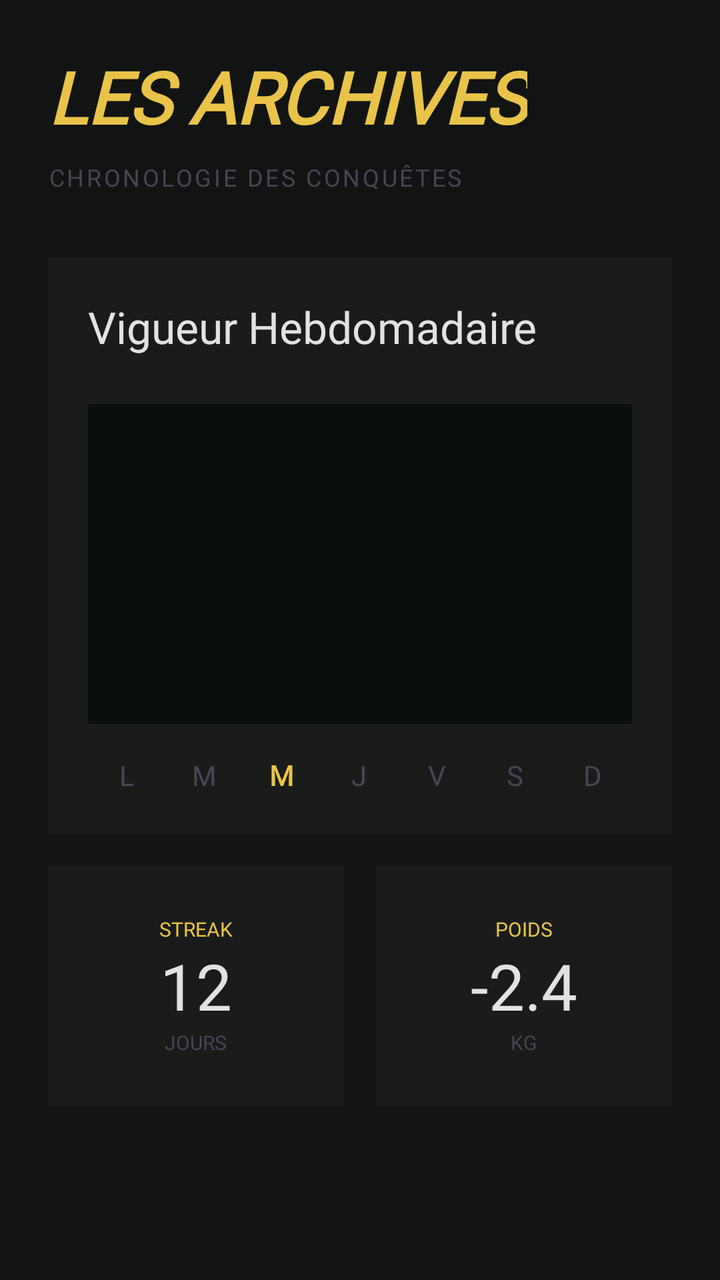
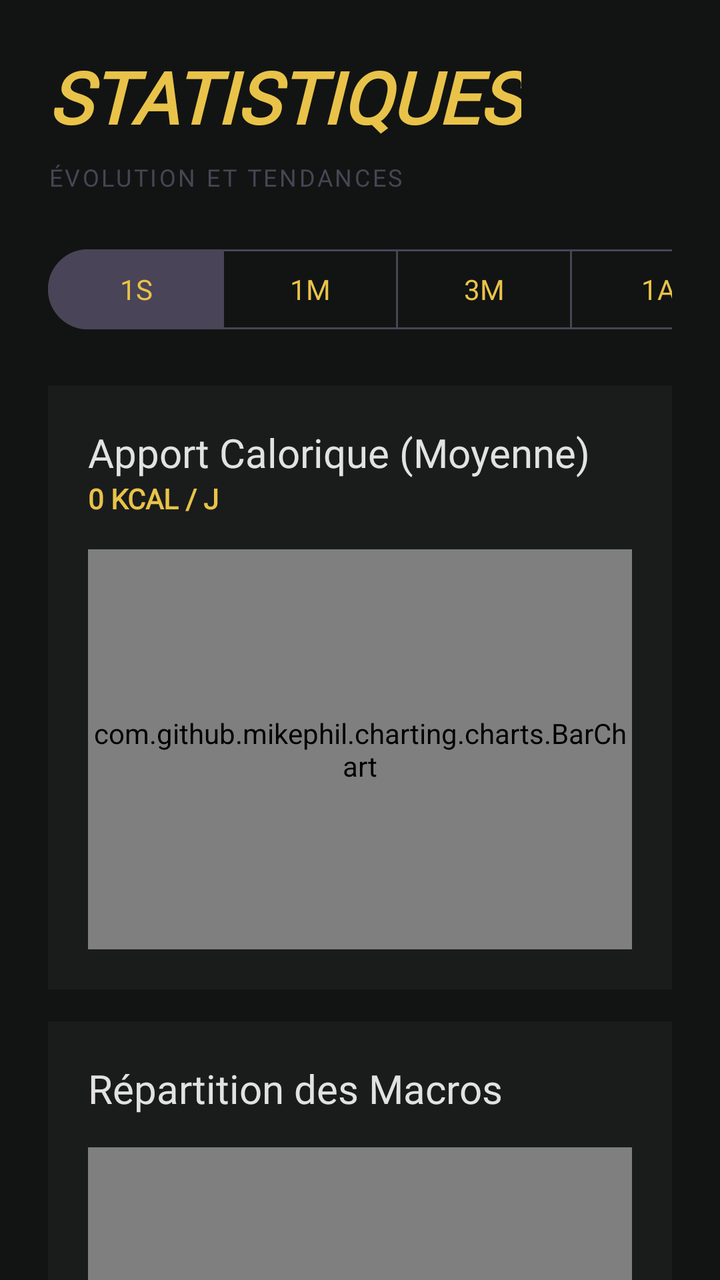

Two renders of the same Android screen: before a commit and after it. Below are the layout's source before the change and the commit's diff.
<!-- AndroidManifest.xml: application theme Theme.OlympusFront -->
<!-- res/layout/fragment_stats.xml -->
<?xml version="1.0" encoding="utf-8"?>
<androidx.core.widget.NestedScrollView xmlns:android="http://schemas.android.com/apk/res/android"
    xmlns:app="http://schemas.android.com/apk/res-auto"
    android:layout_width="match_parent"
    android:layout_height="match_parent"
    android:background="@color/surface">

    <androidx.constraintlayout.widget.ConstraintLayout
        android:layout_width="match_parent"
        android:layout_height="wrap_content"
        android:padding="24dp">

        <TextView
            android:id="@+id/stats_headline"
            android:layout_width="wrap_content"
            android:layout_height="wrap_content"
            android:fontFamily="@font/newsreader"
            android:text="LES ARCHIVES"
            android:textColor="@color/secondary"
            android:textSize="36sp"
            android:textStyle="bold|italic"
            app:layout_constraintStart_toStartOf="parent"
            app:layout_constraintTop_toTopOf="parent" />

        <TextView
            android:id="@+id/stats_subtitle"
            android:layout_width="wrap_content"
            android:layout_height="wrap_content"
            android:layout_marginTop="8dp"
            android:fontFamily="@font/manrope"
            android:letterSpacing="0.1"
            android:text="CHRONOLOGIE DES CONQUÊTES"
            android:textColor="@color/outline_variant"
            android:textSize="12sp"
            app:layout_constraintStart_toStartOf="parent"
            app:layout_constraintTop_toBottomOf="@id/stats_headline" />

        
        <com.google.android.material.card.MaterialCardView
            android:id="@+id/weekly_card"
            android:layout_width="match_parent"
            android:layout_height="wrap_content"
            android:layout_marginTop="32dp"
            app:cardBackgroundColor="@color/surface_container_low"
            app:cardCornerRadius="0dp"
            app:strokeWidth="0dp"
            app:layout_constraintTop_toBottomOf="@id/stats_subtitle">

            <LinearLayout
                android:layout_width="match_parent"
                android:layout_height="wrap_content"
                android:orientation="vertical"
                android:padding="20dp">

                <TextView
                    android:layout_width="wrap_content"
                    android:layout_height="wrap_content"
                    android:fontFamily="@font/newsreader"
                    android:text="Vigueur Hebdomadaire"
                    android:textColor="@color/marble_white"
                    android:textSize="22sp" />

                <View
                    android:layout_width="match_parent"
                    android:layout_height="160dp"
                    android:layout_marginTop="24dp"
                    android:background="@color/surface_container_lowest" />

                <LinearLayout
                    android:layout_width="match_parent"
                    android:layout_height="wrap_content"
                    android:layout_marginTop="16dp"
                    android:orientation="horizontal">
                    <TextView
                        android:layout_width="0dp"
                        android:layout_height="wrap_content"
                        android:layout_weight="1"
                        android:fontFamily="@font/manrope"
                        android:text="L"
                        android:gravity="center"
                        android:textColor="@color/outline_variant" />
                    <TextView
                        android:layout_width="0dp"
                        android:layout_height="wrap_content"
                        android:layout_weight="1"
                        android:fontFamily="@font/manrope"
                        android:text="M"
                        android:gravity="center"
                        android:textColor="@color/outline_variant" />
                    <TextView
                        android:layout_width="0dp"
                        android:layout_height="wrap_content"
                        android:layout_weight="1"
                        android:fontFamily="@font/manrope"
                        android:text="M"
                        android:gravity="center"
                        android:textColor="@color/secondary"
                        android:textStyle="bold" />
                    <TextView
                        android:layout_width="0dp"
                        android:layout_height="wrap_content"
                        android:layout_weight="1"
                        android:fontFamily="@font/manrope"
                        android:text="J"
                        android:gravity="center"
                        android:textColor="@color/outline_variant" />
                    <TextView
                        android:layout_width="0dp"
                        android:layout_height="wrap_content"
                        android:layout_weight="1"
                        android:fontFamily="@font/manrope"
                        android:text="V"
                        android:gravity="center"
                        android:textColor="@color/outline_variant" />
                    <TextView
                        android:layout_width="0dp"
                        android:layout_height="wrap_content"
                        android:layout_weight="1"
                        android:fontFamily="@font/manrope"
                        android:text="S"
                        android:gravity="center"
                        android:textColor="@color/outline_variant" />
                    <TextView
                        android:layout_width="0dp"
                        android:layout_height="wrap_content"
                        android:layout_weight="1"
                        android:fontFamily="@font/manrope"
                        android:text="D"
                        android:gravity="center"
                        android:textColor="@color/outline_variant" />
                </LinearLayout>
            </LinearLayout>
        </com.google.android.material.card.MaterialCardView>

        
        <LinearLayout
            android:layout_width="match_parent"
            android:layout_height="wrap_content"
            android:layout_marginTop="16dp"
            android:orientation="horizontal"
            app:layout_constraintTop_toBottomOf="@id/weekly_card">

            <com.google.android.material.card.MaterialCardView
                android:layout_width="0dp"
                android:layout_height="120dp"
                android:layout_weight="1"
                android:layout_marginEnd="8dp"
                app:cardBackgroundColor="@color/surface_container_low"
                app:cardCornerRadius="0dp"
                app:strokeWidth="0dp">
                <LinearLayout
                    android:layout_width="match_parent"
                    android:layout_height="match_parent"
                    android:gravity="center"
                    android:orientation="vertical">
                    <TextView
                        android:layout_width="wrap_content"
                        android:layout_height="wrap_content"
                        android:fontFamily="@font/manrope"
                        android:text="STREAK"
                        android:textColor="@color/secondary"
                        android:textSize="10sp" />
                    <TextView
                        android:layout_width="wrap_content"
                        android:layout_height="wrap_content"
                        android:fontFamily="@font/newsreader"
                        android:text="12"
                        android:textColor="@color/marble_white"
                        android:textSize="32sp" />
                    <TextView
                        android:layout_width="wrap_content"
                        android:layout_height="wrap_content"
                        android:fontFamily="@font/manrope"
                        android:text="JOURS"
                        android:textColor="@color/outline_variant"
                        android:textSize="10sp" />
                </LinearLayout>
            </com.google.android.material.card.MaterialCardView>

            <com.google.android.material.card.MaterialCardView
                android:layout_width="0dp"
                android:layout_height="120dp"
                android:layout_weight="1"
                android:layout_marginStart="8dp"
                app:cardBackgroundColor="@color/surface_container_low"
                app:cardCornerRadius="0dp"
                app:strokeWidth="0dp">
                <LinearLayout
                    android:layout_width="match_parent"
                    android:layout_height="match_parent"
                    android:gravity="center"
                    android:orientation="vertical">
                    <TextView
                        android:layout_width="wrap_content"
                        android:layout_height="wrap_content"
                        android:fontFamily="@font/manrope"
                        android:text="POIDS"
                        android:textColor="@color/secondary"
                        android:textSize="10sp" />
                    <TextView
                        android:layout_width="wrap_content"
                        android:layout_height="wrap_content"
                        android:fontFamily="@font/newsreader"
                        android:text="-2.4"
                        android:textColor="@color/marble_white"
                        android:textSize="32sp" />
                    <TextView
                        android:layout_width="wrap_content"
                        android:layout_height="wrap_content"
                        android:fontFamily="@font/manrope"
                        android:text="KG"
                        android:textColor="@color/outline_variant"
                        android:textSize="10sp" />
                </LinearLayout>
            </com.google.android.material.card.MaterialCardView>
        </LinearLayout>

    </androidx.constraintlayout.widget.ConstraintLayout>
</androidx.core.widget.NestedScrollView>
<!-- resources referenced by this layout -->
<resources>
  <color name="marble_white">#E2E2E2</color>
  <color name="outline_variant">#484554</color>
  <color name="secondary">#E9C349</color>
  <color name="surface">#121414</color>
  <color name="surface_container_low">#1A1C1C</color>
  <color name="surface_container_lowest">#0C0F0F</color>
  <style name="Theme.OlympusFront" parent="Base.Theme.OlympusFront" />
  <style name="Base.Theme.OlympusFront" parent="Theme.Material3.DayNight.NoActionBar">
          
          <item name="colorPrimary">@color/primary_container</item>
          <item name="colorSecondary">@color/secondary</item>
          <item name="android:windowBackground">@color/surface</item>
  
          
          <item name="fontFamily">@font/manrope</item>
      </style>
  <color name="primary_container">#5D3FD3</color>
</resources>

<!-- the commit's change to res/layout/fragment_stats.xml (unified diff, before → after) -->
@@ -15,7 +15,7 @@
             android:layout_width="wrap_content"
             android:layout_height="wrap_content"
             android:fontFamily="@font/newsreader"
-            android:text="LES ARCHIVES"
+            android:text="STATISTIQUES"
             android:textColor="@color/secondary"
             android:textSize="36sp"
             android:textStyle="bold|italic"
@@ -29,22 +29,76 @@
             android:layout_marginTop="8dp"
             android:fontFamily="@font/manrope"
             android:letterSpacing="0.1"
-            android:text="CHRONOLOGIE DES CONQUÊTES"
+            android:text="ÉVOLUTION ET TENDANCES"
             android:textColor="@color/outline_variant"
             android:textSize="12sp"
             app:layout_constraintStart_toStartOf="parent"
             app:layout_constraintTop_toBottomOf="@id/stats_headline" />
 
         
+        <HorizontalScrollView
+            android:id="@+id/period_scroll"
+            android:layout_width="match_parent"
+            android:layout_height="wrap_content"
+            android:layout_marginTop="24dp"
+            android:scrollbars="none"
+            app:layout_constraintTop_toBottomOf="@id/stats_subtitle">
+            <com.google.android.material.button.MaterialButtonToggleGroup
+                android:id="@+id/toggle_period"
+                android:layout_width="wrap_content"
+                android:layout_height="wrap_content"
+                app:singleSelection="true"
+                app:selectionRequired="true"
+                app:checkedButton="@id/btn_week">
+
+                <com.google.android.material.button.MaterialButton
+                    android:id="@+id/btn_week"
+                    style="@style/Widget.Material3.Button.OutlinedButton"
+                    android:layout_width="wrap_content"
+                    android:layout_height="wrap_content"
+                    android:text="1S"
+                    android:textColor="@color/secondary"
+                    app:strokeColor="@color/outline_variant" />
+
+                <com.google.android.material.button.MaterialButton
+                    android:id="@+id/btn_month"
+                    style="@style/Widget.Material3.Button.OutlinedButton"
+                    android:layout_width="wrap_content"
+                    android:layout_height="wrap_content"
+                    android:text="1M"
+                    android:textColor="@color/secondary"
+                    app:strokeColor="@color/outline_variant" />
+
+                <com.google.android.material.button.MaterialButton
+                    android:id="@+id/btn_three_months"
+                    style="@style/Widget.Material3.Button.OutlinedButton"
+                    android:layout_width="wrap_content"
+                    android:layout_height="wrap_content"
+                    android:text="3M"
+                    android:textColor="@color/secondary"
+                    app:strokeColor="@color/outline_variant" />
+
+                <com.google.android.material.button.MaterialButton
+                    android:id="@+id/btn_year"
+                    style="@style/Widget.Material3.Button.OutlinedButton"
+                    android:layout_width="wrap_content"
+                    android:layout_height="wrap_content"
+                    android:text="1A"
+                    android:textColor="@color/secondary"
+                    app:strokeColor="@color/outline_variant" />
+            </com.google.android.material.button.MaterialButtonToggleGroup>
+        </HorizontalScrollView>
+
+        
         <com.google.android.material.card.MaterialCardView
-            android:id="@+id/weekly_card"
-            android:layout_width="match_parent"
-            android:layout_height="wrap_content"
-            android:layout_marginTop="32dp"
+            android:id="@+id/calories_card"
+            android:layout_width="match_parent"
+            android:layout_height="wrap_content"
+            android:layout_marginTop="24dp"
             app:cardBackgroundColor="@color/surface_container_low"
             app:cardCornerRadius="0dp"
             app:strokeWidth="0dp"
-            app:layout_constraintTop_toBottomOf="@id/stats_subtitle">
+            app:layout_constraintTop_toBottomOf="@id/period_scroll">
 
             <LinearLayout
                 android:layout_width="match_parent"
@@ -56,164 +110,121 @@
                     android:layout_width="wrap_content"
                     android:layout_height="wrap_content"
                     android:fontFamily="@font/newsreader"
-                    android:text="Vigueur Hebdomadaire"
+                    android:text="Apport Calorique (Moyenne)"
                     android:textColor="@color/marble_white"
-                    android:textSize="22sp" />
-
-                <View
+                    android:textSize="20sp" />
+
+                <TextView
+                    android:id="@+id/tv_avg_kcal"
+                    android:layout_width="wrap_content"
+                    android:layout_height="wrap_content"
+                    android:fontFamily="@font/newsreader"
+                    android:text="0 KCAL / J"
+                    android:textColor="@color/secondary"
+                    android:textStyle="bold"
+                    android:textSize="14sp" />
+
+                <com.github.mikephil.charting.charts.BarChart
+                    android:id="@+id/bar_chart_calories"
                     android:layout_width="match_parent"
-                    android:layout_height="160dp"
-                    android:layout_marginTop="24dp"
-                    android:background="@color/surface_container_lowest" />
-
-                <LinearLayout
-                    android:layout_width="match_parent"
-                    android:layout_height="wrap_content"
-                    android:layout_marginTop="16dp"
-                    android:orientation="horizontal">
-                    <TextView
-                        android:layout_width="0dp"
-                        android:layout_height="wrap_content"
-                        android:layout_weight="1"
-                        android:fontFamily="@font/manrope"
-                        android:text="L"
-                        android:gravity="center"
-                        android:textColor="@color/outline_variant" />
-                    <TextView
-                        android:layout_width="0dp"
-                        android:layout_height="wrap_content"
-                        android:layout_weight="1"
-                        android:fontFamily="@font/manrope"
-                        android:text="M"
-                        android:gravity="center"
-                        android:textColor="@color/outline_variant" />
-                    <TextView
-                        android:layout_width="0dp"
-                        android:layout_height="wrap_content"
-                        android:layout_weight="1"
-                        android:fontFamily="@font/manrope"
-                        android:text="M"
-                        android:gravity="center"
-                        android:textColor="@color/secondary"
-                        android:textStyle="bold" />
-                    <TextView
-                        android:layout_width="0dp"
-                        android:layout_height="wrap_content"
-                        android:layout_weight="1"
-                        android:fontFamily="@font/manrope"
-                        android:text="J"
-                        android:gravity="center"
-                        android:textColor="@color/outline_variant" />
-                    <TextView
-                        android:layout_width="0dp"
-                        android:layout_height="wrap_content"
-                        android:layout_weight="1"
-                        android:fontFamily="@font/manrope"
-                        android:text="V"
-                        android:gravity="center"
-                        android:textColor="@color/outline_variant" />
-                    <TextView
-                        android:layout_width="0dp"
-                        android:layout_height="wrap_content"
-                        android:layout_weight="1"
-                        android:fontFamily="@font/manrope"
-                        android:text="S"
-                        android:gravity="center"
-                        android:textColor="@color/outline_variant" />
-                    <TextView
-                        android:layout_width="0dp"
-                        android:layout_height="wrap_content"
-                        android:layout_weight="1"
-                        android:fontFamily="@font/manrope"
-                        android:text="D"
-                        android:gravity="center"
-                        android:textColor="@color/outline_variant" />
-                </LinearLayout>
+                    android:layout_height="200dp"
+                    android:layout_marginTop="16dp" />
             </LinearLayout>
         </com.google.android.material.card.MaterialCardView>
 
         
-        <LinearLayout
+        <com.google.android.material.card.MaterialCardView
+            android:id="@+id/macros_card"
             android:layout_width="match_parent"
             android:layout_height="wrap_content"
             android:layout_marginTop="16dp"
-            android:orientation="horizontal"
-            app:layout_constraintTop_toBottomOf="@id/weekly_card">
-
-            <com.google.android.material.card.MaterialCardView
-                android:layout_width="0dp"
-                android:layout_height="120dp"
-                android:layout_weight="1"
-                android:layout_marginEnd="8dp"
-                app:cardBackgroundColor="@color/surface_container_low"
-                app:cardCornerRadius="0dp"
-                app:strokeWidth="0dp">
-                <LinearLayout
+            app:cardBackgroundColor="@color/surface_container_low"
+            app:cardCornerRadius="0dp"
+            app:strokeWidth="0dp"
+            app:layout_constraintTop_toBottomOf="@id/calories_card">
+
+            <LinearLayout
+                android:layout_width="match_parent"
+                android:layout_height="wrap_content"
+                android:orientation="vertical"
+                android:padding="20dp">
+
+                <TextView
+                    android:layout_width="wrap_content"
+                    android:layout_height="wrap_content"
+                    android:fontFamily="@font/newsreader"
+                    android:text="Répartition des Macros"
+                    android:textColor="@color/marble_white"
+                    android:textSize="20sp" />
+
+                <com.github.mikephil.charting.charts.PieChart
+                    android:id="@+id/pie_chart_macros"
                     android:layout_width="match_parent"
-                    android:layout_height="match_parent"
-                    android:gravity="center"
-                    android:orientation="vertical">
-                    <TextView
-                        android:layout_width="wrap_content"
-                        android:layout_height="wrap_content"
-                        android:fontFamily="@font/manrope"
-                        android:text="STREAK"
-                        android:textColor="@color/secondary"
-                        android:textSize="10sp" />
-                    <TextView
-                        android:layout_width="wrap_content"
-                        android:layout_height="wrap_content"
-                        android:fontFamily="@font/newsreader"
-                        android:text="12"
-                        android:textColor="@color/marble_white"
-                        android:textSize="32sp" />
-                    <TextView
-                        android:layout_width="wrap_content"
-                        android:layout_height="wrap_content"
-                        android:fontFamily="@font/manrope"
-                        android:text="JOURS"
-                        android:textColor="@color/outline_variant"
-                        android:textSize="10sp" />
-                </LinearLayout>
-            </com.google.android.material.card.MaterialCardView>
-
-            <com.google.android.material.card.MaterialCardView
-                android:layout_width="0dp"
-                android:layout_height="120dp"
-                android:layout_weight="1"
-                android:layout_marginStart="8dp"
-                app:cardBackgroundColor="@color/surface_container_low"
-                app:cardCornerRadius="0dp"
-                app:strokeWidth="0dp">
-                <LinearLayout
+                    android:layout_height="200dp"
+                    android:layout_marginTop="16dp" />
+            </LinearLayout>
+        </com.google.android.material.card.MaterialCardView>
+
+        
+        <com.google.android.material.card.MaterialCardView
+            android:id="@+id/weight_card"
+            android:layout_width="match_parent"
+            android:layout_height="wrap_content"
+            android:layout_marginTop="16dp"
+            app:cardBackgroundColor="@color/surface_container_low"
+            app:cardCornerRadius="0dp"
+            app:strokeWidth="0dp"
+            app:layout_constraintTop_toBottomOf="@id/macros_card">
+
+            <LinearLayout
+                android:layout_width="match_parent"
+                android:layout_height="wrap_content"
+                android:orientation="vertical"
+                android:padding="20dp">
+
+                <TextView
+                    android:layout_width="wrap_content"
+                    android:layout_height="wrap_content"
+                    android:fontFamily="@font/newsreader"
+                    android:text="Évolution Poids"
+                    android:textColor="@color/marble_white"
+                    android:textSize="20sp" />
+
+                 <TextView
+                    android:id="@+id/tv_weight_diff"
+                    android:layout_width="wrap_content"
+                    android:layout_height="wrap_content"
+                    android:fontFamily="@font/newsreader"
+                    android:text="0 KG"
+                    android:textColor="@color/secondary"
+                    android:textStyle="bold"
+                    android:textSize="14sp" />
+
+                <com.github.mikephil.charting.charts.LineChart
+                    android:id="@+id/line_chart_weight"
                     android:layout_width="match_parent"
-                    android:layout_height="match_parent"
-                    android:gravity="center"
-                    android:orientation="vertical">
-                    <TextView
-                        android:layout_width="wrap_content"
-                        android:layout_height="wrap_content"
-                        android:fontFamily="@font/manrope"
-                        android:text="POIDS"
-                        android:textColor="@color/secondary"
-                        android:textSize="10sp" />
-                    <TextView
-                        android:layout_width="wrap_content"
-                        android:layout_height="wrap_content"
-                        android:fontFamily="@font/newsreader"
-                        android:text="-2.4"
-                        android:textColor="@color/marble_white"
-                        android:textSize="32sp" />
-                    <TextView
-                        android:layout_width="wrap_content"
-                        android:layout_height="wrap_content"
-                        android:fontFamily="@font/manrope"
-                        android:text="KG"
-                        android:textColor="@color/outline_variant"
-                        android:textSize="10sp" />
-                </LinearLayout>
-            </com.google.android.material.card.MaterialCardView>
-        </LinearLayout>
+                    android:layout_height="200dp"
+                    android:layout_marginTop="16dp" />
+
+                <TextView
+                    android:id="@+id/tv_fat_loss"
+                    android:layout_width="wrap_content"
+                    android:layout_height="wrap_content"
+                    android:layout_marginTop="16dp"
+                    android:layout_gravity="center_horizontal"
+                    android:fontFamily="@font/manrope"
+                    android:text="Graisse estimée perdue : 0g"
+                    android:textColor="@color/secondary"
+                    android:textSize="12sp"
+                    android:textStyle="bold" />
+            </LinearLayout>
+        </com.google.android.material.card.MaterialCardView>
+
+        
+        <View
+            android:layout_width="match_parent"
+            android:layout_height="32dp"
+            app:layout_constraintTop_toBottomOf="@id/weight_card"/>
 
     </androidx.constraintlayout.widget.ConstraintLayout>
 </androidx.core.widget.NestedScrollView>
<!-- resource entries referenced after the edit -->
@@ -7,15 +7,59 @@
   <color name="surface_container_low">#1A1C1C</color>
   <color name="surface_container_lowest">#0C0F0F</color>
   <style name="Theme.OlympusFront" parent="Base.Theme.OlympusFront" />
-  <style name="Base.Theme.OlympusFront" parent="Theme.Material3.DayNight.NoActionBar">
+  <style name="Base.Theme.OlympusFront" parent="Theme.Material3.Dark.NoActionBar">
           
           <item name="colorPrimary">@color/primary_container</item>
           <item name="colorSecondary">@color/secondary</item>
+          <item name="colorSurface">@color/surface</item>
           <item name="android:windowBackground">@color/surface</item>
+          <item name="android:textColorPrimary">@color/marble_white</item>
+          <item name="android:textColorSecondary">@color/outline_variant</item>
+          <item name="android:colorBackground">@color/surface</item>
   
           
           <item name="fontFamily">@font/manrope</item>
+  
+          
+          <item name="alertDialogTheme">@style/OlympusAlertDialogTheme</item>
+          <item name="materialAlertDialogTheme">@style/OlympusAlertDialogTheme</item>
+  
+          
+          <item name="android:spinnerItemStyle">@style/OlympusSpinnerItem</item>
+          <item name="android:spinnerDropDownItemStyle">@style/OlympusSpinnerDropDownItem</item>
       </style>
   <color name="primary_container">#5D3FD3</color>
+  <style name="OlympusAlertDialogTheme" parent="ThemeOverlay.Material3.MaterialAlertDialog">
+          <item name="android:windowBackground">@drawable/dialog_background</item>
+          <item name="colorSurface">@color/surface_container_low</item>
+          <item name="colorOnSurface">@color/marble_white</item>
+          <item name="colorPrimary">@color/secondary</item>
+          <item name="android:textColorPrimary">@color/marble_white</item>
+          <item name="android:textColorSecondary">@color/outline_variant</item>
+          <item name="buttonBarPositiveButtonStyle">@style/Widget.Material3.Button.TextButton</item>
+          <item name="buttonBarNegativeButtonStyle">@style/Widget.Material3.Button.TextButton</item>
+  
+          
+          <item name="editTextStyle">@style/OlympusDialogEditText</item>
+      </style>
+  <style name="OlympusSpinnerItem" parent="Widget.AppCompat.TextView.SpinnerItem">
+          <item name="android:textColor">@color/marble_white</item>
+      </style>
+  <style name="OlympusSpinnerDropDownItem" parent="Widget.AppCompat.DropDownItem.Spinner">
+          <item name="android:textColor">@color/marble_white</item>
+          <item name="android:background">@color/surface_container_lowest</item>
+      </style>
+  <!-- drawable dialog_background (drawable) -->
+  <?xml version="1.0" encoding="utf-8"?>
+  <shape xmlns:android="http://schemas.android.com/apk/res/android"
+      android:shape="rectangle">
+      <solid android:color="@color/surface_container_low" />
+      <corners android:radius="16dp" />
+  </shape>
+  <style name="OlympusDialogEditText" parent="Widget.AppCompat.EditText">
+          <item name="android:textColor">@color/marble_white</item>
+          <item name="android:textColorHint">@color/outline_variant</item>
+          <item name="backgroundTint">@color/secondary</item>
+      </style>
 </resources>
 
